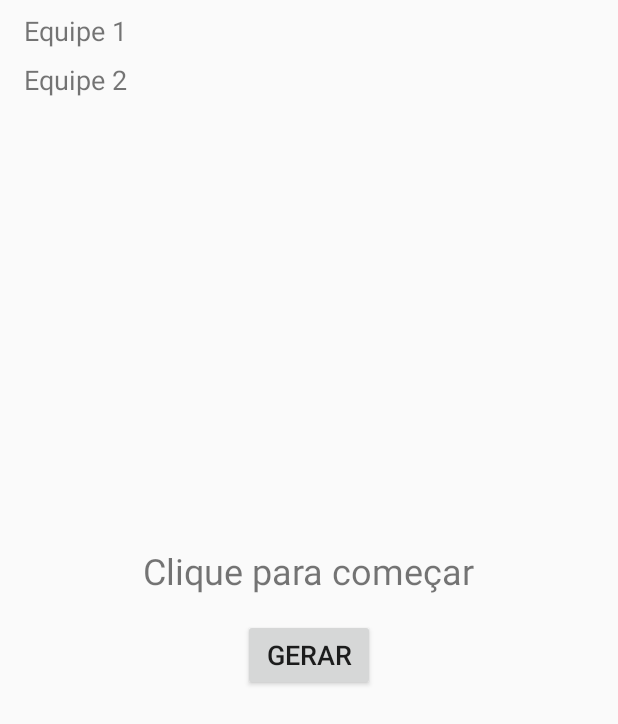
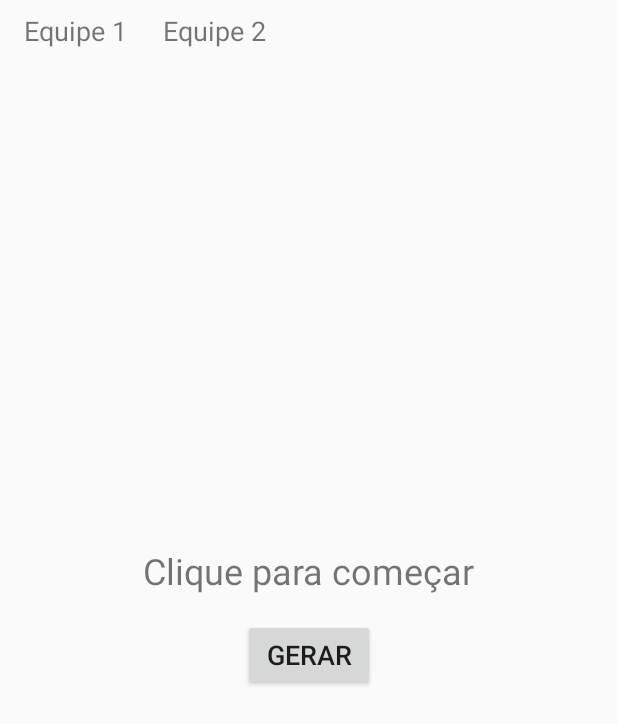
Before and after one commit to WilliamJonathan/micomimica, an Android app: the layout activity_main.xml on its own in the app's theme, with its tools: preview values and no code run, on a phone screen of 412 x 824 dp. Shown: the top 724 px of the screen. Run offline under Robolectric (Android 15) with nearby library versions, the phone set to English and light mode, and no system bars.

Commit message:
Jonathan William

```diff
--- a/app/src/main/res/layout/activity_main.xml
+++ b/app/src/main/res/layout/activity_main.xml
@@ -47,12 +47,12 @@
         android:id="@+id/txtEquipe2"
         android:layout_width="wrap_content"
         android:layout_height="wrap_content"
-        android:layout_marginStart="16dp"
-        android:layout_marginLeft="16dp"
+        android:layout_marginStart="24dp"
+        android:layout_marginLeft="24dp"
         android:layout_marginTop="8dp"
         android:text="@string/equipe2"
         android:textSize="18sp"
-        app:layout_constraintStart_toStartOf="parent"
-        app:layout_constraintTop_toBottomOf="@+id/txtEquipe1" />
+        app:layout_constraintStart_toEndOf="@+id/txtEquipe1"
+        app:layout_constraintTop_toTopOf="parent" />
 
 </androidx.constraintlayout.widget.ConstraintLayout>
```
